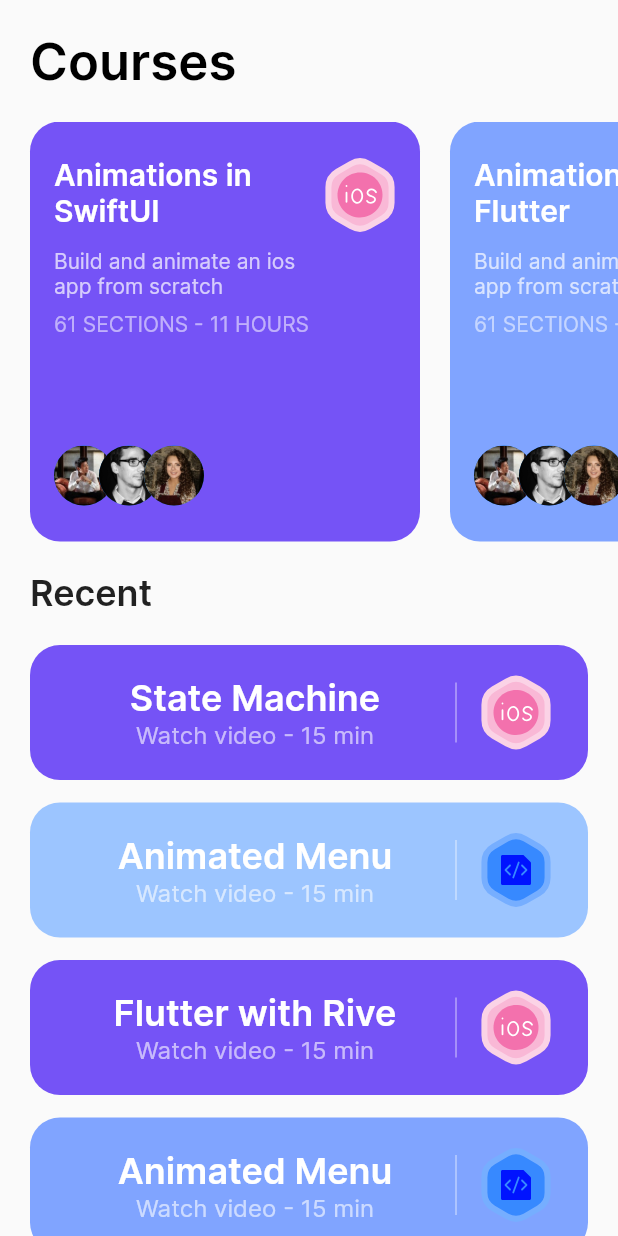
After one commit to NabihUzcategui/Animated-App-Rive, a Flutter app: the HomeScreen screen opened directly, on a phone screen of 412 x 824 dp. The commit adds this screen. Run offline on Flutter 3.47's test engine with Material 2 defaults, Android fonts, the phone set to English and light mode, and no system bars; our stand-ins replace flutter_svg, rive.

Commit message:
Part 4 done

```diff
--- /dev/null
+++ b/lib/components/course_card.dart
@@ -0,0 +1,70 @@
+import 'package:flutter/material.dart';
+import 'package:flutter_animated_app/models/course.dart';
+import 'package:flutter_svg/flutter_svg.dart';
+
+class CourseCard extends StatelessWidget {
+  final Course course;
+
+  const CourseCard({
+    Key? key,
+    required this.course,
+  }) : super(key: key);
+
+  @override
+  Widget build(BuildContext context) {
+    return Container(
+      padding: const EdgeInsets.symmetric(horizontal: 16, vertical: 24),
+      height: 280,
+      width: 260,
+      decoration: BoxDecoration(
+        color: course.bgColor,
+        borderRadius: const BorderRadius.all(
+          Radius.circular(20),
+        ),
+      ),
+      child: Row(
+        crossAxisAlignment: CrossAxisAlignment.start,
+        children: [
+          Expanded(
+            child: Column(
+              crossAxisAlignment: CrossAxisAlignment.start,
+              children: [
+                Text(
+                  course.title,
+                  style: Theme.of(context).textTheme.titleLarge!.copyWith(
+                      color: Colors.white, fontWeight: FontWeight.w600),
+                ),
+                Padding(
+                  padding: const EdgeInsets.only(top: 12, bottom: 8),
+                  child: Text(
+                    course.description,
+                    style: const TextStyle(color: Colors.white70),
+                  ),
+                ),
+                const Text(
+                  '61 SECTIONS - 11 HOURS',
+                  style: TextStyle(color: Colors.white54),
+                ),
+                const Spacer(),
+                Row(
+                  children: List.generate(
+                    3,
+                    (index) => Transform.translate(
+                      offset: Offset((-10 * index).toDouble(), 0),
+                      child: CircleAvatar(
+                        radius: 20,
+                        backgroundImage: AssetImage(
+                            'assets/avaters/Avatar ${index + 1}.jpg'),
+                      ),
+                    ),
+                  ),
+                )
+              ],
+            ),
+          ),
+          SvgPicture.asset(course.iconSrc)
+        ],
+      ),
+    );
+  }
+}
--- a/lib/main.dart
+++ b/lib/main.dart
@@ -11,7 +11,6 @@ class MyApp extends StatelessWidget {
     return MaterialApp(
         debugShowCheckedModeBanner: false,
         theme: ThemeData(
-          scaffoldBackgroundColor: const Color(0xffEEF1F8),
           primarySwatch: Colors.blue,
           fontFamily: "Intel",
           inputDecorationTheme: const InputDecorationTheme(
--- /dev/null
+++ b/lib/models/course.dart
@@ -0,0 +1,37 @@
+import 'package:flutter/material.dart';
+
+class Course {
+  final String title, description, iconSrc;
+  final Color bgColor;
+
+  Course({
+    required this.title,
+    this.description = 'Build and animate an ios app from scratch',
+    this.iconSrc = 'assets/icons/ios.svg',
+    this.bgColor = const Color(0xff7553f6),
+  });
+}
+
+List<Course> courses = [
+  Course(title: 'Animations in SwiftUI'),
+  Course(
+    title: 'Animations in Flutter',
+    iconSrc: 'assets/icons/code.svg',
+    bgColor: const Color(0xff80a4ff),
+  )
+];
+
+List<Course> recentCourses = [
+  Course(title: 'State Machine'),
+  Course(
+    title: 'Animated Menu',
+    iconSrc: 'assets/icons/code.svg',
+    bgColor: const Color(0xff9cc5ff),
+  ),
+  Course(title: 'Flutter with Rive'),
+  Course(
+    title: 'Animated Menu',
+    iconSrc: 'assets/icons/code.svg',
+    bgColor: const Color(0xff80a4ff),
+  )
+];
--- /dev/null
+++ b/lib/screens/home_screen.dart
@@ -0,0 +1,113 @@
+// ignore_for_file: public_member_api_docs, sort_constructors_first
+import 'package:flutter/material.dart';
+import 'package:flutter_animated_app/components/course_card.dart';
+import 'package:flutter_animated_app/models/course.dart';
+import 'package:flutter_svg/flutter_svg.dart';
+
+class HomeScreen extends StatelessWidget {
+  const HomeScreen({super.key});
+
+  @override
+  Widget build(BuildContext context) {
+    return Scaffold(
+      body: SafeArea(
+        bottom: false,
+        child: SingleChildScrollView(
+          child: Column(
+            crossAxisAlignment: CrossAxisAlignment.start,
+            children: [
+              Padding(
+                padding: const EdgeInsets.all(20),
+                child: Text(
+                  'Courses',
+                  style: Theme.of(context).textTheme.headlineMedium!.copyWith(
+                      color: Colors.black, fontWeight: FontWeight.w600),
+                ),
+              ),
+              SingleChildScrollView(
+                scrollDirection: Axis.horizontal,
+                child: Row(
+                  children: [
+                    ...courses
+                        .map((course) => Padding(
+                              padding: const EdgeInsets.only(left: 20),
+                              child: CourseCard(course: course),
+                            ))
+                        .toList(),
+                  ],
+                ),
+              ),
+              Padding(
+                padding: const EdgeInsets.all(20),
+                child: Text(
+                  'Recent',
+                  style: Theme.of(context)
+                      .textTheme
+                      .headlineSmall!
+                      .copyWith(fontWeight: FontWeight.w600),
+                ),
+              ),
+              ...recentCourses.map(
+                (course) => Padding(
+                  padding:
+                      const EdgeInsets.only(left: 20, right: 20, bottom: 15),
+                  child: SecondaryCourseCard(course: course),
+                ),
+              ),
+              const SizedBox(height: 80)
+            ],
+          ),
+        ),
+      ),
+    );
+  }
+}
+
+class SecondaryCourseCard extends StatelessWidget {
+  final Course course;
+
+  const SecondaryCourseCard({
+    Key? key,
+    required this.course,
+  }) : super(key: key);
+
+  @override
+  Widget build(BuildContext context) {
+    return Container(
+      padding: const EdgeInsets.symmetric(horizontal: 24, vertical: 20),
+      decoration: BoxDecoration(
+        color: course.bgColor,
+        borderRadius: const BorderRadius.all(
+          Radius.circular(20),
+        ),
+      ),
+      child: Row(
+        children: [
+          Expanded(
+            child: Column(
+              children: [
+                Text(
+                  course.title,
+                  style: Theme.of(context).textTheme.headlineSmall!.copyWith(
+                      color: Colors.white, fontWeight: FontWeight.w600),
+                ),
+                const Text(
+                  'Watch video - 15 min',
+                  style: TextStyle(color: Colors.white60, fontSize: 16),
+                )
+              ],
+            ),
+          ),
+          const SizedBox(
+            height: 40,
+            child: VerticalDivider(
+              color: Colors.white70,
+            ),
+          ),
+          const SizedBox(width: 8),
+          SvgPicture.asset(course.iconSrc)
+        ],
+      ),
+    );
+  }
+}
```
Also changed, not shown: lib/components/animated_bar.dart (added, +26 -0 lines), lib/components/sign_in_form.dart (+13 -12 lines), lib/models/rive_assets.dart (added, +54 -0 lines), lib/screens/entry_point.dart (added, +91 -0 lines), lib/utils/rive_utils.dart (added, +12 -0 lines).
